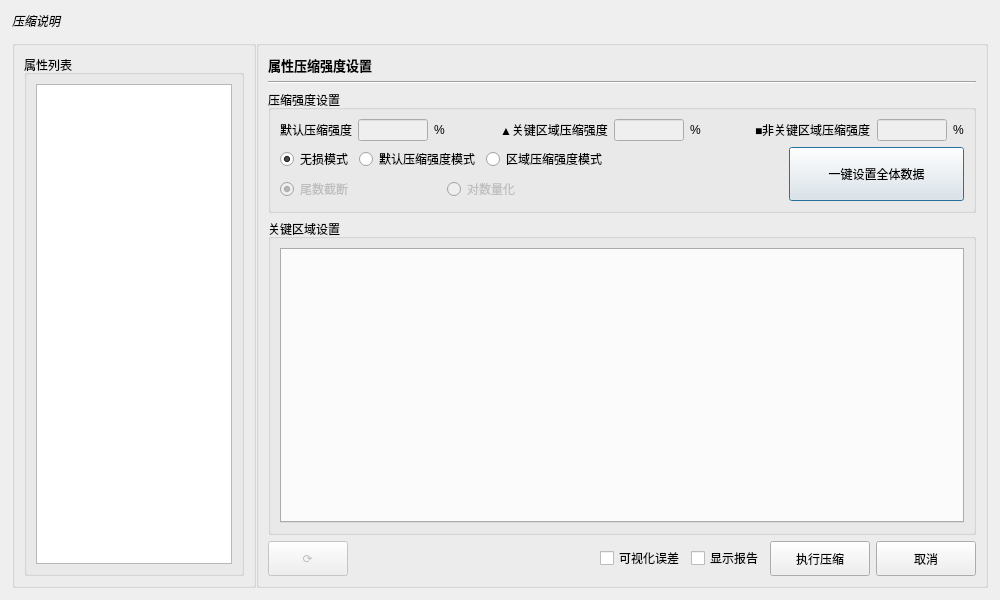
Qt form Qt/Resources/UI/igMeshCodecDialog.ui (hu-shuhan/editOpeniGame) before a commit.
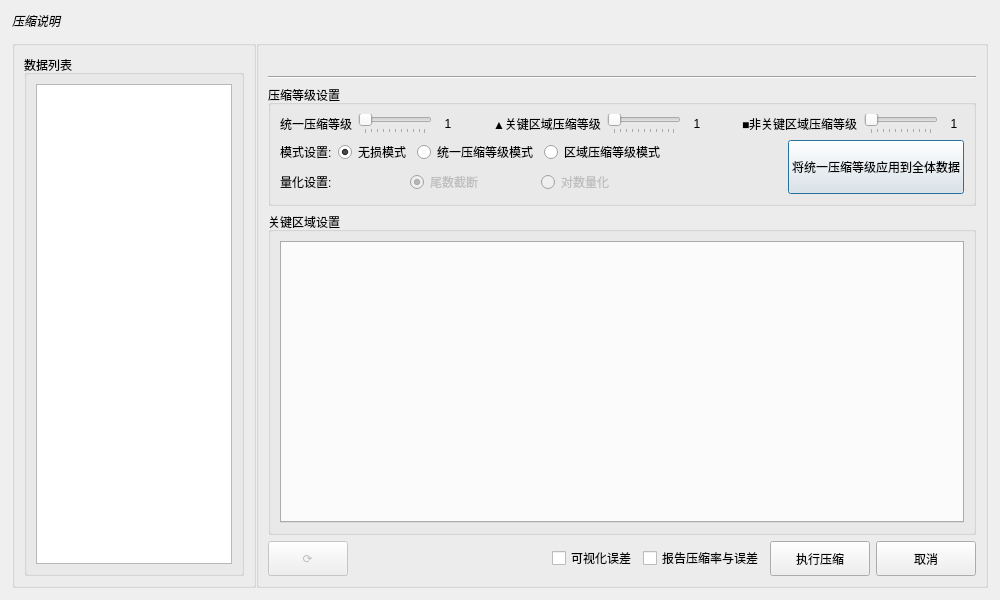
The same form after that commit.

```diff
--- a/Qt/Resources/UI/igMeshCodecDialog.ui
+++ b/Qt/Resources/UI/igMeshCodecDialog.ui
@@ -97,7 +97,7 @@
               </sizepolicy>
              </property>
              <property name="title">
-              <string>属性列表</string>
+              <string>数据列表</string>
              </property>
              <layout class="QVBoxLayout" name="verticalLayout_3">
               <item>
@@ -147,8 +147,8 @@
                <bold>true</bold>
               </font>
              </property>
-             <property name="text">
-              <string>属性压缩强度设置</string>
+             <property name="textTemplate" stdset="0">
+              <string>当前数据 - %1</string>
              </property>
             </widget>
            </item>
@@ -165,7 +165,7 @@
            <item>
             <widget class="QGroupBox" name="kerrorSettingsGroup">
              <property name="title">
-              <string>压缩强度设置</string>
+              <string>压缩等级设置</string>
              </property>
              <layout class="QVBoxLayout" name="verticalLayout_6">
               <item>
@@ -175,27 +175,42 @@
                   <item>
                    <widget class="QLabel" name="lblDefaultError">
                     <property name="text">
-                     <string>默认压缩强度</string>
+                     <string>统一压缩等级</string>
                     </property>
                    </widget>
                   </item>
                   <item>
-                   <widget class="QLineEdit" name="txtDefaultError">
+                   <widget class="QSlider" name="sliderDefaultLevel">
                     <property name="enabled">
                      <bool>false</bool>
                     </property>
-                    <property name="maximumSize">
-                     <size>
-                      <width>70</width>
-                      <height>16777215</height>
-                     </size>
+                    <property name="orientation">
+                     <enum>Qt::Horizontal</enum>
+                    </property>
+                    <property name="tickPosition">
+                     <enum>QSlider::TicksBelow</enum>
                     </property>
                    </widget>
                   </item>
                   <item>
                    <widget class="QLabel" name="lblPercent1">
+                    <property name="minimumSize">
+                     <size>
+                      <width>20</width>
+                      <height>0</height>
+                     </size>
+                    </property>
+                    <property name="maximumSize">
+                     <size>
+                      <width>20</width>
+                      <height>16777215</height>
+                     </size>
+                    </property>
                     <property name="text">
-                     <string>%</string>
+                     <string>1</string>
+                    </property>
+                    <property name="alignment">
+                     <set>Qt::AlignCenter</set>
                     </property>
                    </widget>
                   </item>
@@ -219,27 +234,42 @@
                   <item>
                    <widget class="QLabel" name="lblKeyError">
                     <property name="text">
-                     <string>▲关键区域压缩强度</string>
+                     <string>▲关键区域压缩等级</string>
                     </property>
                    </widget>
                   </item>
                   <item>
-                   <widget class="QLineEdit" name="txtKeyError">
+                   <widget class="QSlider" name="sliderKeyLevel">
                     <property name="enabled">
                      <bool>false</bool>
                     </property>
-                    <property name="maximumSize">
-                     <size>
-                      <width>70</width>
-                      <height>16777215</height>
-                     </size>
+                    <property name="orientation">
+                     <enum>Qt::Horizontal</enum>
+                    </property>
+                    <property name="tickPosition">
+                     <enum>QSlider::TicksBelow</enum>
                     </property>
                    </widget>
                   </item>
                   <item>
                    <widget class="QLabel" name="lblPercent2">
+                    <property name="minimumSize">
+                     <size>
+                      <width>20</width>
+                      <height>0</height>
+                     </size>
+                    </property>
+                    <property name="maximumSize">
+                     <size>
+                      <width>20</width>
+                      <height>16777215</height>
+                     </size>
+                    </property>
                     <property name="text">
-                     <string>%</string>
+                     <string>1</string>
+                    </property>
+                    <property name="alignment">
+                     <set>Qt::AlignCenter</set>
                     </property>
                    </widget>
                   </item>
@@ -263,27 +293,42 @@
                   <item>
                    <widget class="QLabel" name="lblNonKeyError">
                     <property name="text">
-                     <string>■非关键区域压缩强度</string>
+                     <string>■非关键区域压缩等级</string>
                     </property>
                    </widget>
                   </item>
                   <item>
-                   <widget class="QLineEdit" name="txtNonKeyError">
+                   <widget class="QSlider" name="sliderNonKeyLevel">
                     <property name="enabled">
                      <bool>false</bool>
                     </property>
-                    <property name="maximumSize">
-                     <size>
-                      <width>70</width>
-                      <height>16777215</height>
-                     </size>
+                    <property name="orientation">
+                     <enum>Qt::Horizontal</enum>
+                    </property>
+                    <property name="tickPosition">
+                     <enum>QSlider::TicksBelow</enum>
                     </property>
                    </widget>
                   </item>
                   <item>
                    <widget class="QLabel" name="lblPercent3">
+                    <property name="minimumSize">
+                     <size>
+                      <width>20</width>
+                      <height>0</height>
+                     </size>
+                    </property>
+                    <property name="maximumSize">
+                     <size>
+                      <width>20</width>
+                      <height>16777215</height>
+                     </size>
+                    </property>
                     <property name="text">
-                     <string>%</string>
+                     <string>1</string>
+                    </property>
+                    <property name="alignment">
+                     <set>Qt::AlignCenter</set>
                     </property>
                    </widget>
                   </item>
@@ -297,6 +342,13 @@
 							 <layout class="QVBoxLayout" name="verticalLayout_2">
 								 <item>
 									 <layout class="QHBoxLayout" name="horizontalLayout_left_radio">
+										 <item>
+											 <widget class="QLabel" name="lblModeSettings">
+												 <property name="text">
+													 <string>模式设置:</string>
+												 </property>
+											 </widget>
+										 </item>
 										 <item>
 											 <widget class="QRadioButton" name="radioLossless">
 												 <property name="text">
@@ -313,7 +365,7 @@
 										 <item>
 											 <widget class="QRadioButton" name="radioDefaultErrorBound">
 												 <property name="text">
-													 <string>默认压缩强度模式</string>
+													 <string>统一压缩等级模式</string>
 												 </property>
 												 <attribute name="buttonGroup">
 													 <string notr="true">buttonGroupLeft</string>
@@ -323,7 +375,7 @@
 										 <item>
 											 <widget class="QRadioButton" name="radioKeyErrorBound">
 												 <property name="text">
-													 <string>区域压缩强度模式</string>
+													 <string>区域压缩等级模式</string>
 												 </property>
 												 <attribute name="buttonGroup">
 													 <string notr="true">buttonGroupLeft</string>
@@ -334,6 +386,13 @@
 								 </item>
 								 <item>
 									 <layout class="QHBoxLayout" name="horizontalLayout_right_radio">
+										 <item>
+											 <widget class="QLabel" name="lblQuantizationSettings">
+												 <property name="text">
+													 <string>量化设置:</string>
+												 </property>
+											 </widget>
+										 </item>
 										 <item>
 											 <widget class="QRadioButton" name="radioMantissaTruncation">
 												 <property name="enabled">
@@ -389,7 +448,7 @@
 									 </sizepolicy>
 								 </property>
 								 <property name="text">
-									 <string>一键设置全体数据</string>
+									 <string>将统一压缩等级应用到全体数据</string>
 								 </property>
 							 </widget>
 						 </item>
@@ -464,7 +523,7 @@
              <item>
               <widget class="QCheckBox" name="cbShowReport">
                <property name="text">
-                <string>显示报告</string>
+                <string>报告压缩率与误差</string>
                </property>
               </widget>
              </item>
```
